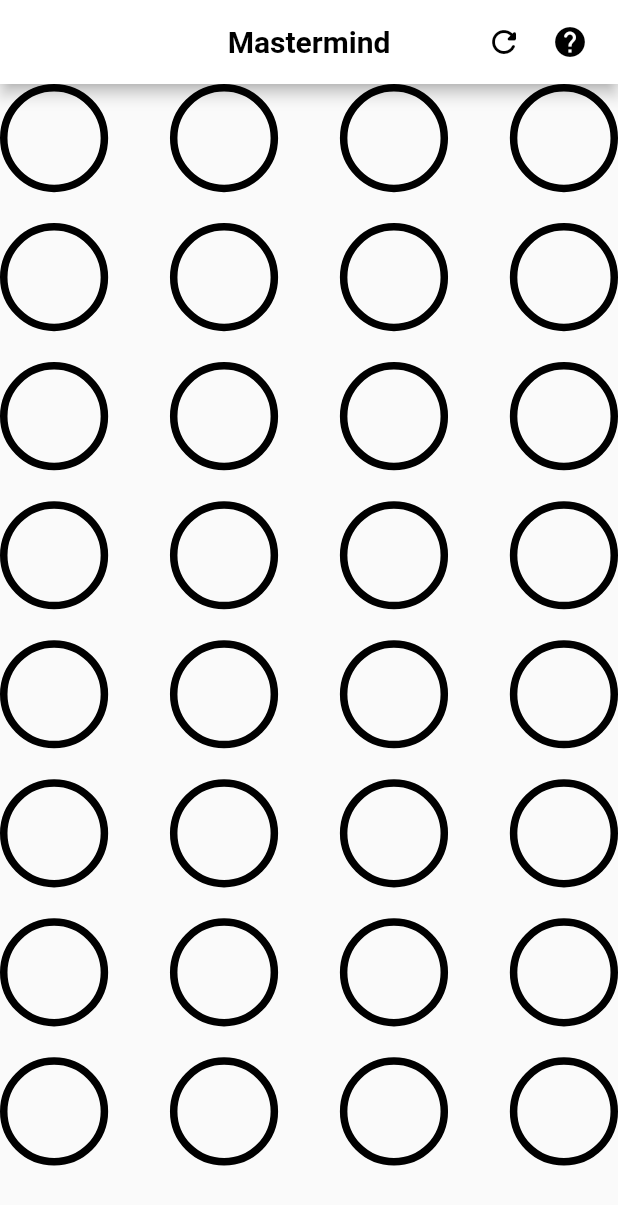
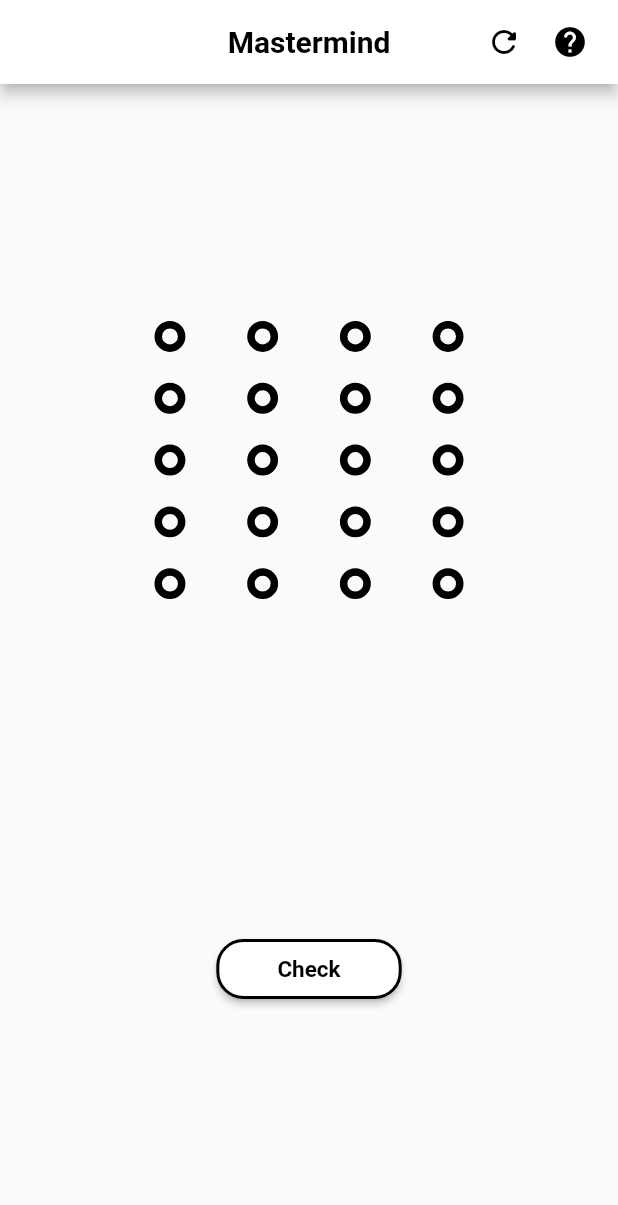
Before and after one commit to ramanverma2k/Mastermind, a Flutter app: the screen it shows after launch, on a phone screen of 412 x 824 dp. Shown: the top 1205 px of the screen. Run offline on Flutter 3.47's test engine with Material 2 defaults, Android fonts, the phone set to English and light mode, and no system bars.

Commit message:
mastermind: seperate board into its own widget

```diff
--- /dev/null
+++ b/lib/board.dart
@@ -0,0 +1,47 @@
+import 'package:flutter/material.dart';
+
+class Board extends StatefulWidget {
+  const Board({Key? key, required this.selectedTiles}) : super(key: key);
+
+  final Map<int, bool> selectedTiles;
+
+  @override
+  _BoardState createState() => _BoardState();
+}
+
+class _BoardState extends State<Board> {
+  final isSelected = <int, bool>{};
+
+  @override
+  Widget build(BuildContext context) {
+    return GridView.builder(
+      gridDelegate: SliverGridDelegateWithFixedCrossAxisCount(
+          crossAxisCount: 4,
+          mainAxisSpacing: MediaQuery.of(context).size.width * 0.05,
+          crossAxisSpacing: MediaQuery.of(context).size.height * 0.05),
+      itemBuilder: (context, index) => GestureDetector(
+        onTap: () {
+          setState(() {
+            if (isSelected.containsKey(index)) {
+              isSelected.remove(index);
+            } else {
+              isSelected.putIfAbsent(index, () => isSelected[index] = true);
+            }
+          });
+        },
+        child: Container(
+          key: Key('container_$index'),
+          decoration: BoxDecoration(
+            shape: BoxShape.circle,
+            color: isSelected[index] != null ? Colors.blue : null,
+            border: Border.all(
+              color: Colors.black,
+              width: 5,
+            ),
+          ),
+        ),
+      ),
+      itemCount: 20,
+    );
+  }
+}
--- a/lib/homepage.dart
+++ b/lib/homepage.dart
@@ -1,53 +1,19 @@
 import 'package:flutter/material.dart';
+import 'package:mastermind/board.dart';
 
-class HomePage extends StatefulWidget {
+class HomePage extends StatelessWidget {
   const HomePage({Key? key, required this.title}) : super(key: key);
 
   final String title;
-
-  @override
-  _HomePageState createState() => _HomePageState();
-}
-
-class _HomePageState extends State<HomePage>
-    with SingleTickerProviderStateMixin {
-  late AnimationController _controller;
-
-  // TODO: add animation property
-  // ignore: unused_field
-  late Animation<double> _scaleAnimation;
-
-  final isSelected = <int, bool>{};
-
-  @override
-  void initState() {
-    _controller = AnimationController(
-      vsync: this,
-      duration: const Duration(milliseconds: 500),
-      reverseDuration: const Duration(milliseconds: 500),
-    );
-
-    _scaleAnimation = CurvedAnimation(
-        parent: _controller,
-        curve: Curves.bounceOut,
-        reverseCurve: Curves.bounceIn);
-
-    super.initState();
-  }
-
-  @override
-  void dispose() {
-    _controller.dispose();
-    super.dispose();
-  }
-
   @override
   Widget build(BuildContext context) {
+    final Map<int, bool> _selected = {};
+
     return Scaffold(
       appBar: AppBar(
         backgroundColor: Colors.white,
         title: Text(
-          widget.title,
+          title,
           style: const TextStyle(
             color: Colors.black,
             fontWeight: FontWeight.bold,
@@ -67,38 +33,46 @@ class _HomePageState extends State<HomePage>
         ],
         centerTitle: true,
       ),
-      body: Center(
-        child: GridView.builder(
-          gridDelegate: SliverGridDelegateWithFixedCrossAxisCount(
-              crossAxisCount: 4,
-              mainAxisSpacing: MediaQuery.of(context).size.width * 0.05,
-              crossAxisSpacing: MediaQuery.of(context).size.height * 0.05),
-          itemBuilder: (context, index) => GestureDetector(
-            onTap: () {
-              setState(() {
-                if (isSelected.containsKey(index)) {
-                  isSelected.remove(index);
-                  _controller.reverse();
-                } else {
-                  isSelected.putIfAbsent(index, () => isSelected[index] = true);
-                  _controller.forward();
-                }
-              });
-            },
-            child: Container(
-              key: Key('container_$index'),
-              decoration: BoxDecoration(
-                shape: BoxShape.circle,
-                color: isSelected[index] != null ? Colors.blue : null,
-                border: Border.all(
+      body: Column(
+        crossAxisAlignment: CrossAxisAlignment.center,
+        mainAxisAlignment: MainAxisAlignment.center,
+        children: [
+          Row(
+            mainAxisAlignment: MainAxisAlignment.center,
+            children: [
+              SizedBox(
+                height: MediaQuery.of(context).size.height * 0.5,
+                width: MediaQuery.of(context).size.width * 0.5,
+                child: Board(selectedTiles: _selected),
+              ),
+            ],
+          ),
+          SizedBox(
+            height: 40,
+            width: MediaQuery.of(context).size.width * 0.3,
+            child: ElevatedButton(
+              style: ButtonStyle(
+                shape: MaterialStateProperty.all<RoundedRectangleBorder>(
+                  RoundedRectangleBorder(
+                    borderRadius: BorderRadius.circular(18.0),
+                    side: const BorderSide(color: Colors.black, width: 2),
+                  ),
+                ),
+                backgroundColor:
+                    MaterialStateProperty.all<Color?>(Colors.white),
+              ),
+              onPressed: () {},
+              child: const Text(
+                'Check',
+                style: TextStyle(
                   color: Colors.black,
-                  width: 5,
+                  fontWeight: FontWeight.bold,
+                  fontSize: 15,
                 ),
               ),
             ),
           ),
-          itemCount: 32,
-        ),
+        ],
       ),
     );
   }
```
Also changed, not shown: lib/hint.dart (added, +47 -0 lines).
